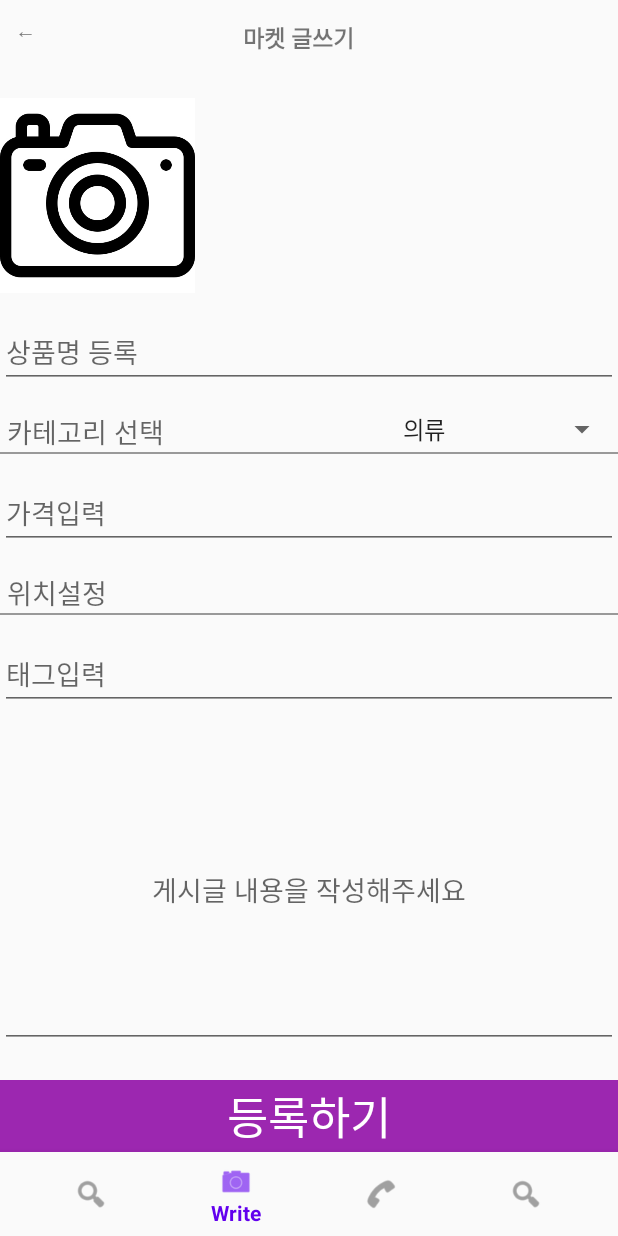
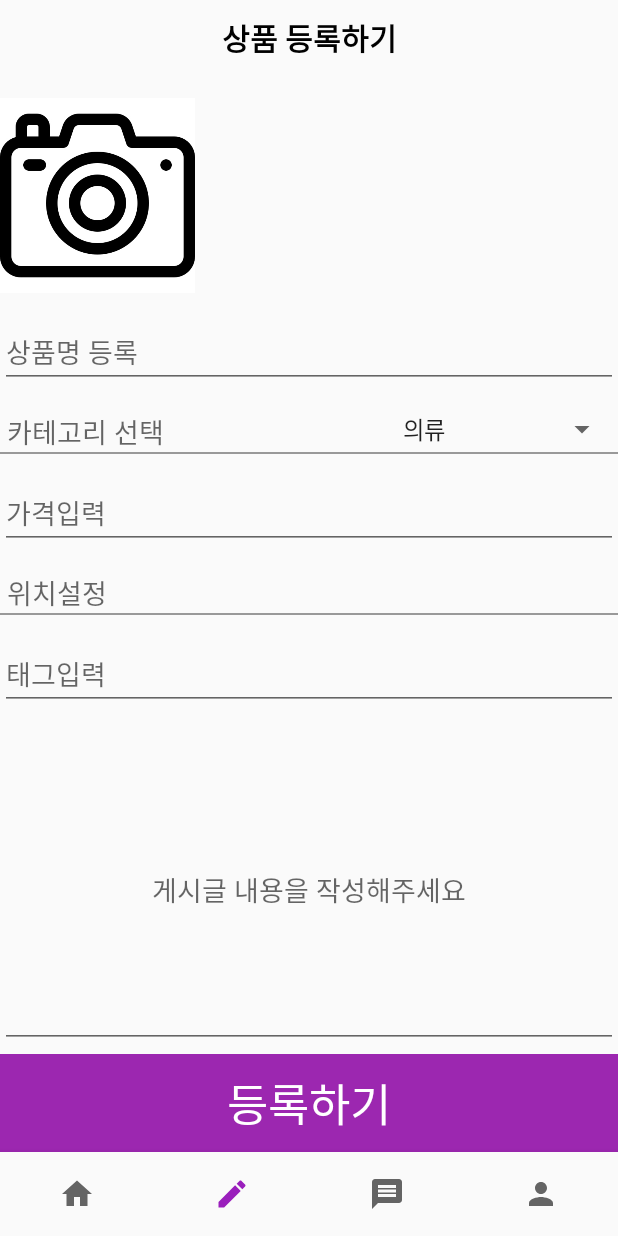
Before and after one commit to heoseo/DaisoInMyHouse, an Android app: the screen it shows after launch (MainActivity), item 2 of the bottom bar chosen, on a phone screen of 412 x 824 dp. Run offline under Robolectric (Android 15) with nearby library versions, the phone set to English and light mode, and no system bars; our stand-ins replace Picasso; libraries missing offline, so code that uses them is left out: com.kakao.auth, com.kakao.usermgmt; pictures from the network do not load; 3 statements that could not run were skipped.

Commit message:
4fragment UI

```diff
--- a/app/src/main/res/drawable/back_et_othermsgbox.xml
+++ b/app/src/main/res/drawable/back_et_othermsgbox.xml
@@ -3,7 +3,7 @@
     android:shape="rectangle">
 
     <solid android:color="#ffffff"/>
-    <stroke android:color="@color/colorPrimaryDark" android:width="1dp"/>
+    <stroke android:color="@color/colorPrimary" android:width="1dp"/>
     <corners android:radius="4dp"/>
 
 </shape>
--- /dev/null
+++ b/app/src/main/res/drawable/ic_baseline_create_24.xml
@@ -0,0 +1,10 @@
+<vector xmlns:android="http://schemas.android.com/apk/res/android"
+    android:width="24dp"
+    android:height="24dp"
+    android:viewportWidth="24"
+    android:viewportHeight="24"
+    android:tint="?attr/colorControlNormal">
+  <path
+      android:fillColor="@android:color/white"
+      android:pathData="M3,17.25V21h3.75L17.81,9.94l-3.75,-3.75L3,17.25zM20.71,7.04c0.39,-0.39 0.39,-1.02 0,-1.41l-2.34,-2.34c-0.39,-0.39 -1.02,-0.39 -1.41,0l-1.83,1.83 3.75,3.75 1.83,-1.83z"/>
+</vector>
--- /dev/null
+++ b/app/src/main/res/drawable/ic_baseline_home_24.xml
@@ -0,0 +1,10 @@
+<vector xmlns:android="http://schemas.android.com/apk/res/android"
+    android:width="24dp"
+    android:height="24dp"
+    android:viewportWidth="24"
+    android:viewportHeight="24"
+    android:tint="?attr/colorControlNormal">
+  <path
+      android:fillColor="@android:color/white"
+      android:pathData="M10,20v-6h4v6h5v-8h3L12,3 2,12h3v8z"/>
+</vector>
--- /dev/null
+++ b/app/src/main/res/drawable/ic_baseline_message_24.xml
@@ -0,0 +1,10 @@
+<vector xmlns:android="http://schemas.android.com/apk/res/android"
+    android:width="24dp"
+    android:height="24dp"
+    android:viewportWidth="24"
+    android:viewportHeight="24"
+    android:tint="?attr/colorControlNormal">
+  <path
+      android:fillColor="@android:color/white"
+      android:pathData="M20,2L4,2c-1.1,0 -1.99,0.9 -1.99,2L2,22l4,-4h14c1.1,0 2,-0.9 2,-2L22,4c0,-1.1 -0.9,-2 -2,-2zM18,14L6,14v-2h12v2zM18,11L6,11L6,9h12v2zM18,8L6,8L6,6h12v2z"/>
+</vector>
--- /dev/null
+++ b/app/src/main/res/drawable/ic_baseline_person_24.xml
@@ -0,0 +1,10 @@
+<vector xmlns:android="http://schemas.android.com/apk/res/android"
+    android:width="24dp"
+    android:height="24dp"
+    android:viewportWidth="24"
+    android:viewportHeight="24"
+    android:tint="?attr/colorControlNormal">
+  <path
+      android:fillColor="@android:color/white"
+      android:pathData="M12,12c2.21,0 4,-1.79 4,-4s-1.79,-4 -4,-4 -4,1.79 -4,4 1.79,4 4,4zM12,14c-2.67,0 -8,1.34 -8,4v2h16v-2c0,-2.66 -5.33,-4 -8,-4z"/>
+</vector>
--- a/app/src/main/res/layout/activity_chat.xml
+++ b/app/src/main/res/layout/activity_chat.xml
@@ -35,7 +35,7 @@
             android:layout_width="wrap_content"
             android:layout_height="wrap_content"
             android:text="send"
-            android:backgroundTint="#ff8800"
+            android:backgroundTint="#FFFEFD"
             android:layout_marginLeft="8dp"
             android:onClick="clickSend"/>
     </LinearLayout>
--- a/app/src/main/res/layout/activity_main.xml
+++ b/app/src/main/res/layout/activity_main.xml
@@ -21,6 +21,7 @@
         app:layout_constraintBottom_toBottomOf="parent"
         app:layout_constraintLeft_toLeftOf="parent"
         app:layout_constraintRight_toLeftOf="parent"
+        app:labelVisibilityMode="unlabeled"
         app:menu="@menu/menu_bottomnavigationview" />
 
 </androidx.constraintlayout.widget.ConstraintLayout>
--- a/app/src/main/res/layout/fragment_write_new_item.xml
+++ b/app/src/main/res/layout/fragment_write_new_item.xml
@@ -9,24 +9,16 @@
 
     <LinearLayout
         android:layout_width="match_parent"
-        android:layout_height="50dp"
-        android:orientation="horizontal">
+        android:layout_height="50dp">
 
         <TextView
-            android:id="@+id/btn_back"
-            android:text = "←"
-            android:layout_width="wrap_content"
+            android:layout_width="match_parent"
             android:layout_height="wrap_content"
-            android:padding="10dp"/>
-
-
-        <TextView
-            android:layout_width="330dp"
-            android:layout_height="wrap_content"
-            android:layout_gravity="center"
             android:gravity="center"
-            android:text="마켓 글쓰기"
-            android:textSize="15sp"
+            android:textColor="#000000"
+            android:paddingVertical="10dp"
+            android:text="상품 등록하기"
+            android:textSize="20sp"
             android:textStyle="bold" />
 
     </LinearLayout>
@@ -172,7 +164,7 @@
                     android:layout_width="match_parent"
                     android:layout_height="match_parent"
                     android:background="@color/red"
-
+                    android:paddingVertical="10dp"
                     android:text="등록하기"
                     android:textColor="@color/white"
                     android:backgroundTint="#9C27B0"
--- a/app/src/main/res/menu/menu_bottomnavigationview.xml
+++ b/app/src/main/res/menu/menu_bottomnavigationview.xml
@@ -3,18 +3,18 @@
 
     <item
         android:id="@+id/homeItem"
-        android:icon="@android:drawable/ic_menu_search"
+        android:icon="@drawable/ic_baseline_home_24"
         android:title="Home" />
     <item
         android:id="@+id/writeNewItem"
-        android:icon="@android:drawable/ic_menu_camera"
+        android:icon="@drawable/ic_baseline_create_24"
         android:title="Write" />
     <item
         android:id="@+id/chattingItem"
-        android:icon="@android:drawable/ic_menu_call"
+        android:icon="@drawable/ic_baseline_message_24"
         android:title="Chatting" />
     <item
         android:id="@+id/mypageItem"
-        android:icon="@android:drawable/ic_menu_search"
+        android:icon="@drawable/ic_baseline_person_24"
         android:title="Mypage" />
 </menu>
--- a/app/src/main/res/values/colors.xml
+++ b/app/src/main/res/values/colors.xml
@@ -1,8 +1,8 @@
 <?xml version="1.0" encoding="utf-8"?>
 <resources>
-    <color name="colorPrimary">#6200EE</color>
-    <color name="colorPrimaryDark">#3700B3</color>
-    <color name="colorAccent">#03DAC5</color>
+    <color name="colorPrimary">#9A1FBC</color>
+    <color name="colorPrimaryDark">#6E147E</color>
+    <color name="colorAccent">#AA86FF</color>
     <color name="pink">#FFCCCC</color>
     <color name="white">#FFFFFF</color>
     <color name="red">#FF2222</color>
```
